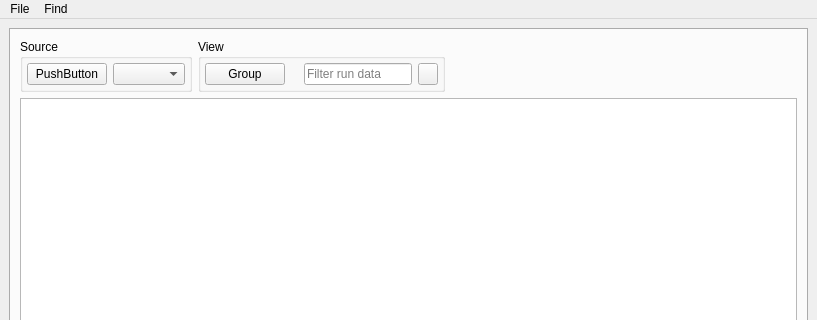
Qt form frontend/mainwindow.ui (martyngigg/jv2) before a commit; both pictures show x 0 to 817 and y 0 to 320 of the 817 by 605 pixel window.
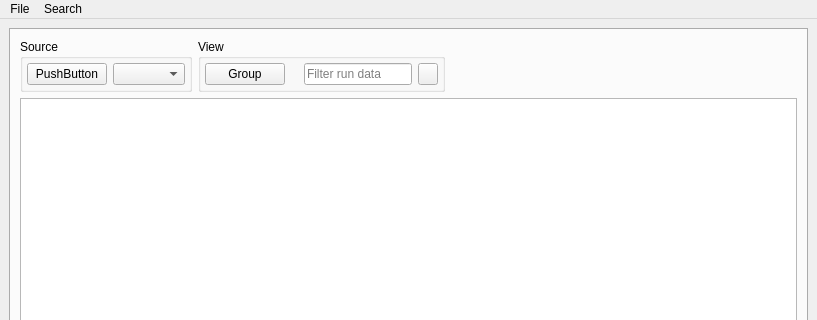
The same form after that commit. Icons and pictures are not drawn.

Diff of the .ui file:
```diff
--- a/frontend/mainwindow.ui
+++ b/frontend/mainwindow.ui
@@ -252,7 +252,7 @@
    </widget>
    <widget class="QMenu" name="menuFind">
     <property name="title">
-     <string>Find</string>
+     <string>Search</string>
     </property>
     <widget class="QMenu" name="menuSearch_across_cycles">
      <property name="title">
```
